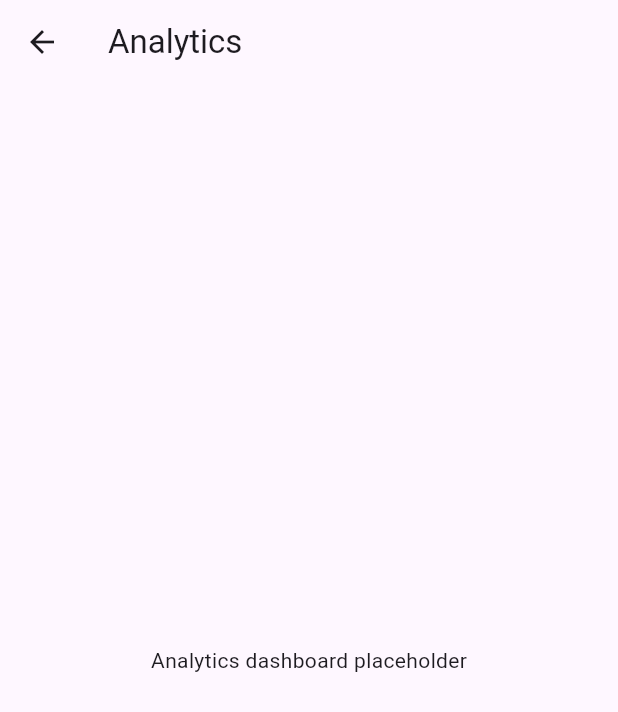
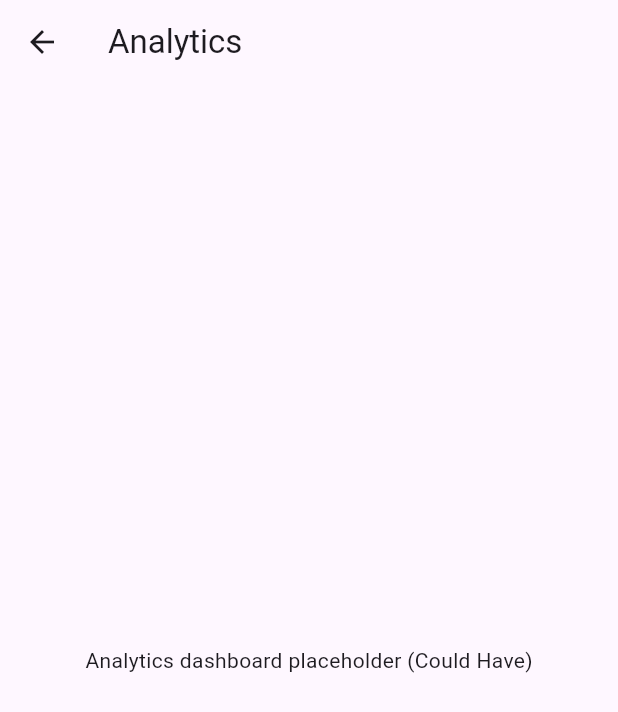
Before and after one commit to Muccasa/Brenda-s, a Flutter app: the AdminAnalyticsPage screen opened directly, on a phone screen of 412 x 824 dp. Shown: the top 712 px of the screen. Run offline on Flutter 3.47's test engine with Material 3 defaults, Android fonts, the phone set to English and light mode, and no system bars.

Commit message:
feat:working on the placeholders

```diff
--- a/flutter_application/lib/presentation/pages/admin_analytics_page.dart
+++ b/flutter_application/lib/presentation/pages/admin_analytics_page.dart
@@ -7,7 +7,7 @@ class AdminAnalyticsPage extends StatelessWidget {
   Widget build(BuildContext context) {
     return Scaffold(
       appBar: AppBar(title: const Text('Analytics')),
-      body: const Center(child: Text('Analytics dashboard placeholder')),
+      body: const Center(child: Text('Analytics dashboard placeholder (Could Have)')),
     );
   }
 }
--- a/flutter_application/lib/presentation/pages/chat_support_page.dart
+++ b/flutter_application/lib/presentation/pages/chat_support_page.dart
@@ -7,7 +7,7 @@ class ChatSupportPage extends StatelessWidget {
   Widget build(BuildContext context) {
     return Scaffold(
       appBar: AppBar(title: const Text('Chat Support')),
-      body: const Center(child: Text('Chat support placeholder')),
+      body: const Center(child: Text('Chat support placeholder (Could Have)')),
     );
   }
 }
--- a/flutter_application/lib/presentation/pages/home_page.dart
+++ b/flutter_application/lib/presentation/pages/home_page.dart
@@ -3,6 +3,7 @@ import 'package:flutter_application/core/utils/logger.dart';
 import 'package:flutter_application/features/products/products_page.dart';
 import 'package:flutter_application/presentation/pages/admin_analytics_page.dart';
 import 'package:flutter_application/presentation/pages/chat_support_page.dart';
+import 'package:flutter_application/presentation/pages/ai_recommendations_page.dart';
 
 class HomePage extends StatelessWidget {
   const HomePage({super.key});
@@ -23,6 +24,9 @@ class HomePage extends StatelessWidget {
           _featureTile(context, 'Analytics', 'Admin analytics dashboard', () {
             Navigator.push(context, MaterialPageRoute(builder: (_) => const AdminAnalyticsPage()));
           }),
+          _featureTile(context, 'Recommendations', 'AI product recommendations', () {
+            Navigator.push(context, MaterialPageRoute(builder: (_) => const AIRecommendationsPage()));
+          }),
           _featureTile(context, 'Chat Support', 'Contact support', () {
             Navigator.push(context, MaterialPageRoute(builder: (_) => const ChatSupportPage()));
           }),
```
Also changed, not shown: flutter_application/lib/presentation/pages/ai_recommendations_page.dart (added, +13 -0 lines), 1 other file.
